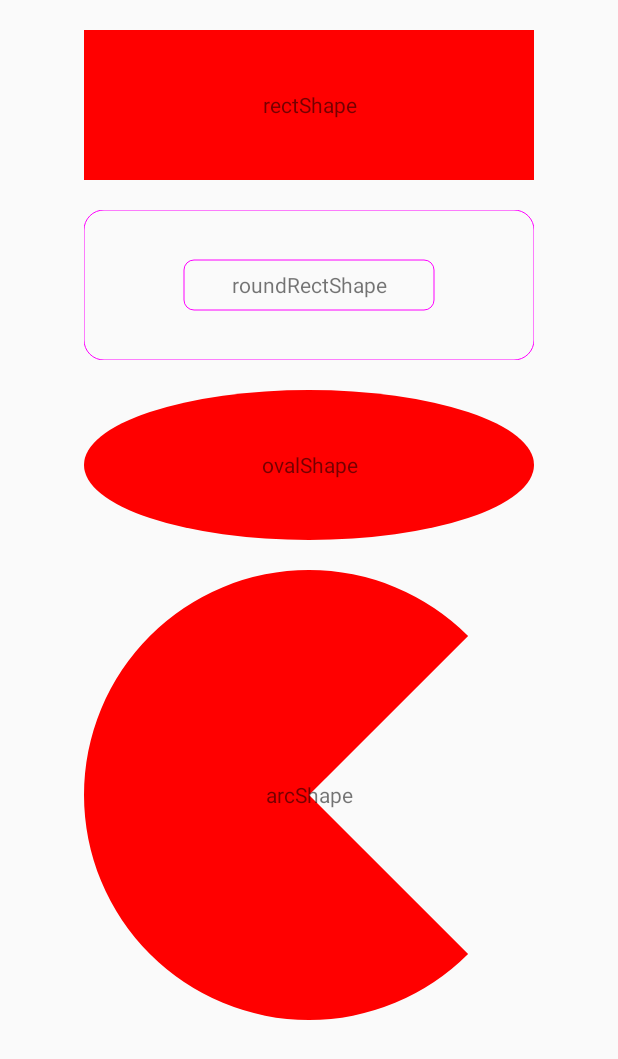
After one commit to authorRen/DailyWork, an Android app: the ShapeActivity screen opened directly, with no data from a screen before it, on a phone screen of 412 x 824 dp. The commit adds this screen. Shown: the top 1059 px of the screen. Run offline under Robolectric (Android 15) with nearby library versions, the phone set to English and light mode, and no system bars.

Commit message:
[功能] shape

```diff
--- a/app/src/main/AndroidManifest.xml
+++ b/app/src/main/AndroidManifest.xml
@@ -35,6 +35,9 @@
         <activity
             android:name=".compant.PictureActivity"
             android:theme="@style/AppTheme.NoActionBar"/>
+        <activity
+            android:name=".compant.ShapeActivity"
+            android:theme="@style/AppTheme.NoActionBar"/>
         静态注册广播接收器
         <receiver android:name=".compant.MyReciver">
             <intent-filter>
--- a/app/src/main/java/com/caiyi/dailywork/compant/MainActivity.java
+++ b/app/src/main/java/com/caiyi/dailywork/compant/MainActivity.java
@@ -35,7 +35,7 @@ public class MainActivity extends BaseActivity implements View.OnClickListener{
         setViewClickListeners(R.id.btn_press, R.id.btn_span,
                 R.id.btn_toolbar, R.id.btn_floating, R.id.btn_discovery,
                 R.id.btn_broadcast, R.id.btn_notification, R.id.btn_recycle,
-                R.id.btn_banner, R.id.btn_picture);
+                R.id.btn_banner, R.id.btn_picture, R.id.btn_shape);
 
     }
 
@@ -88,6 +88,9 @@ public class MainActivity extends BaseActivity implements View.OnClickListener{
             case R.id.btn_picture:
                 openActivity(PictureActivity.class);
                 break;
+            case R.id.btn_shape:
+                openActivity(ShapeActivity.class);
+                break;
             default:
                 break;
         }
--- /dev/null
+++ b/app/src/main/java/com/caiyi/dailywork/compant/ShapeActivity.java
@@ -0,0 +1,86 @@
+package com.caiyi.dailywork.compant;
+
+
+import android.graphics.Color;
+import android.graphics.Paint;
+import android.graphics.RectF;
+import android.graphics.drawable.ShapeDrawable;
+import android.graphics.drawable.shapes.ArcShape;
+import android.graphics.drawable.shapes.OvalShape;
+import android.graphics.drawable.shapes.RectShape;
+import android.graphics.drawable.shapes.RoundRectShape;
+import android.os.Bundle;
+import android.view.View;
+import android.widget.TextView;
+
+import com.caiyi.dailywork.R;
+
+/**
+ * Created by RZQ on 2017/5/22.
+ */
+
+public class ShapeActivity extends BaseActivity {
+
+    private TextView tvRectShape;
+    private TextView tvRoundRectShape;
+    private TextView tvOvalShape;
+    private TextView tvarcShape;
+    @Override
+    protected void onCreate(Bundle savedInstanceState) {
+        super.onCreate(savedInstanceState);
+        setContentView(R.layout.activity_shape);
+        tvRectShape = (TextView) findViewById(R.id.tv_rectShape);
+        tvRoundRectShape = (TextView) findViewById(R.id.tv_roundRectShape);
+        tvOvalShape = (TextView) findViewById(R.id.tv_ovalShape);
+        tvarcShape = (TextView) findViewById(R.id.tv_arcShape);
+        getRectShape(tvRectShape);
+
+        getRoundRectShape(tvRoundRectShape);
+
+        getOvalShape(tvOvalShape);
+
+        getArcShape(tvarcShape);
+    }
+
+    private void getArcShape(View view) {
+        ArcShape arcShape = new ArcShape(45, 270); //顺时针    开始角度45度，扫描的角度的270度，扇形
+        ShapeDrawable shapeDrawable = new ShapeDrawable(arcShape);
+        shapeDrawable.getPaint().setColor(Color.RED);
+        shapeDrawable.getPaint().setStyle(Paint.Style.FILL);
+        view.setBackgroundDrawable(shapeDrawable);
+    }
+
+    private void getOvalShape(View view) {
+        OvalShape ovalShape = new OvalShape();
+        ShapeDrawable shapeDrawable = new ShapeDrawable(ovalShape);
+        shapeDrawable.getPaint().setColor(Color.RED);
+        shapeDrawable.getPaint().setStyle(Paint.Style.FILL_AND_STROKE);
+        view.setBackgroundDrawable(shapeDrawable);
+    }
+
+    private void getRoundRectShape(View view) {
+//        float[] outerRadii = {20,20,40,40,60,60,80,80}; //外矩形 左上、右下、右下、左下 圆角半径
+        float[] outerRadii = {20,20,20,20,20,20,20,20}; //外矩形 左上、右下、右下、左下 圆角半径
+        RectF inset = new RectF(100, 100, 100, 100); //内矩形距外矩形，左上角x,y的距离，右下角x,y的距离
+
+        float[] innerRadii = {10,10,10,10,10,10,10,10}; //内矩形
+//        RoundRectShape roundRectShape = new RoundRectShape(outerRadii, null, innerRadii); //无内矩形
+        RoundRectShape roundRectShape = new RoundRectShape(outerRadii, inset, innerRadii); //有内矩形
+
+        ShapeDrawable shapeDrawable = new ShapeDrawable(roundRectShape);
+        shapeDrawable.getPaint().setColor(Color.MAGENTA);
+        shapeDrawable.getPaint().setAntiAlias(true);
+        shapeDrawable.getPaint().setStyle(Paint.Style.STROKE);
+        view.setBackgroundDrawable(shapeDrawable);
+    }
+
+    private void getRectShape(View view) {
+        RectShape rectShape = new RectShape();
+        ShapeDrawable shapeDrawable = new ShapeDrawable(rectShape);
+        shapeDrawable.getPaint().setColor(Color.RED);
+        shapeDrawable.getPaint().setStyle(Paint.Style.FILL); //填充
+        view.setBackgroundDrawable(shapeDrawable);
+    }
+
+
+}
--- a/app/src/main/java/com/caiyi/dailywork/utils/Utilty.java
+++ b/app/src/main/java/com/caiyi/dailywork/utils/Utilty.java
@@ -23,4 +23,16 @@ public class Utilty {
     public static SharedPreferences getUserInfoSp() {
         return DialyApplication.getmAppContext().getSharedPreferences(AppConfig.SHARED_FILE_NAME, Context.MODE_PRIVATE);
     }
+
+    /**
+     * dip to px
+     *
+     * @param context context
+     * @param dpValue dp
+     * @return px
+     */
+    public static int dip2px(Context context, float dpValue) {
+        final float scale = context.getResources().getDisplayMetrics().density;
+        return (int) (dpValue * scale + 0.5f); // SUPPRESS CHECKSTYLE
+    }
 }
--- a/app/src/main/res/layout/activity_main.xml
+++ b/app/src/main/res/layout/activity_main.xml
@@ -87,6 +87,12 @@
                 android:layout_height="wrap_content"
                 android:text="数字动态增加" />
 
+            <Button
+                android:id="@+id/btn_shape"
+                android:layout_width="match_parent"
+                android:layout_height="wrap_content"
+                android:text="Shape" />
+
         </LinearLayout>
     </ScrollView>
 
--- /dev/null
+++ b/app/src/main/res/layout/activity_shape.xml
@@ -0,0 +1,56 @@
+<?xml version="1.0" encoding="utf-8"?>
+<LinearLayout xmlns:android="http://schemas.android.com/apk/res/android"
+    android:layout_width="match_parent"
+    android:layout_height="match_parent"
+    android:orientation="vertical">
+
+    <ScrollView
+        android:layout_width="match_parent"
+        android:layout_height="match_parent">
+
+        <LinearLayout
+            android:layout_width="match_parent"
+            android:layout_height="match_parent"
+            android:orientation="vertical">
+
+            <TextView
+                android:id="@+id/tv_rectShape"
+                android:layout_width="300dp"
+                android:layout_height="100dp"
+                android:layout_gravity="center"
+                android:layout_marginTop="20dp"
+                android:gravity="center"
+                android:text="rectShape" />
+
+            <TextView
+                android:id="@+id/tv_roundRectShape"
+                android:layout_width="300dp"
+                android:layout_height="100dp"
+                android:layout_gravity="center"
+                android:layout_marginTop="20dp"
+                android:gravity="center"
+                android:text="roundRectShape" />
+
+            <TextView
+                android:id="@+id/tv_ovalShape"
+                android:layout_width="300dp"
+                android:layout_height="100dp"
+                android:layout_gravity="center"
+                android:layout_marginTop="20dp"
+                android:gravity="center"
+                android:text="ovalShape" />
+
+            <TextView
+                android:id="@+id/tv_arcShape"
+                android:layout_width="300dp"
+                android:layout_height="300dp"
+                android:layout_gravity="center"
+                android:layout_marginTop="20dp"
+                android:gravity="center"
+                android:text="arcShape" />
+        </LinearLayout>
+
+    </ScrollView>
+
+
+</LinearLayout>
```
